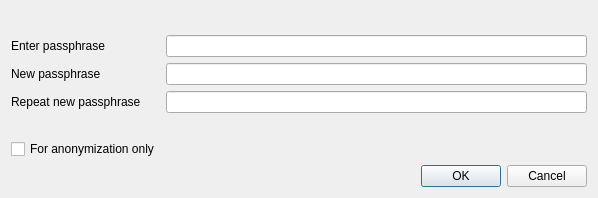
First picture: the form in src/qt/forms/askpassphrasedialog.ui, repository mabtcoin/chaincoin, before the edit.
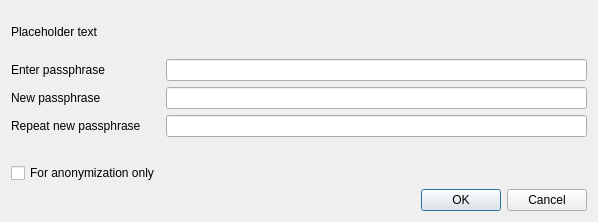
Second picture: the form after the edit.

What changed in the file:
```diff
--- a/src/qt/forms/askpassphrasedialog.ui
+++ b/src/qt/forms/askpassphrasedialog.ui
@@ -7,7 +7,7 @@
     <x>0</x>
     <y>0</y>
     <width>598</width>
-    <height>198</height>
+    <height>222</height>
    </rect>
   </property>
   <property name="sizePolicy">
@@ -26,8 +26,14 @@
    <string>Passphrase Dialog</string>
   </property>
   <layout class="QVBoxLayout" name="verticalLayout">
+   <property name="sizeConstraint">
+    <enum>QLayout::SetMinimumSize</enum>
+   </property>
    <item>
     <widget class="QLabel" name="warningLabel">
+     <property name="text">
+      <string notr="true">Placeholder text</string>
+     </property>
      <property name="textFormat">
       <enum>Qt::RichText</enum>
      </property>
@@ -38,6 +44,9 @@
    </item>
    <item>
     <layout class="QFormLayout" name="formLayout">
+     <property name="sizeConstraint">
+      <enum>QLayout::SetMinimumSize</enum>
+     </property>
      <property name="fieldGrowthPolicy">
       <enum>QFormLayout::AllNonFixedFieldsGrow</enum>
      </property>
```
